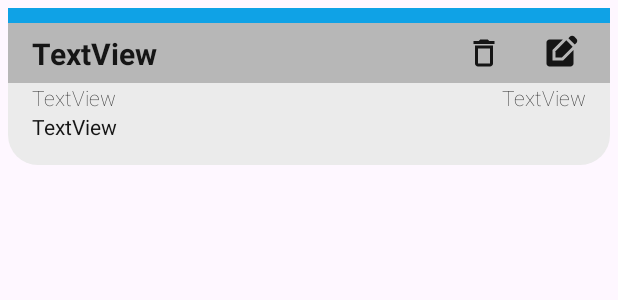
After one commit to zigakk03/TimeKeeper, an Android app: the layout notification.xml on its own in the app's theme, with its tools: preview values and no code run, on a phone screen of 412 x 824 dp. The commit adds this screen. Shown: the top 300 px of the screen. Run offline under Robolectric (Android 15) with nearby library versions, the phone set to English and light mode, and no system bars.

Commit message:
Design Notification

```diff
--- /dev/null
+++ b/app/src/main/res/drawable/baseline_edit_square_24.xml
@@ -0,0 +1,9 @@
+<vector xmlns:android="http://schemas.android.com/apk/res/android" android:height="24dp" android:tint="#151515" android:viewportHeight="24" android:viewportWidth="24" android:width="24dp">
+
+    <path android:fillColor="@android:color/white" android:pathData="M7,17V9.93L13.93,3l0,0H5C3.9,3 3,3.9 3,5v14c0,1.1 0.9,2 2,2h14c1.1,0 2,-0.9 2,-2v-8.93L14.07,17H7z"/>
+
+    <path android:fillColor="@android:color/white" android:pathData="M9,15l4.24,0l7.2,-7.2l-4.24,-4.24l-7.2,7.2z"/>
+
+    <path android:fillColor="@android:color/white" android:pathData="M22.91,2.49l-1.41,-1.41c-0.78,-0.78 -2.05,-0.78 -2.83,0l-1.06,1.06l4.24,4.24l1.06,-1.06C23.7,4.54 23.7,3.27 22.91,2.49z"/>
+
+</vector>
--- /dev/null
+++ b/app/src/main/res/drawable/outline_delete_24.xml
@@ -0,0 +1,5 @@
+<vector xmlns:android="http://schemas.android.com/apk/res/android" android:height="24dp" android:tint="#151515" android:viewportHeight="24" android:viewportWidth="24" android:width="24dp">
+
+    <path android:fillColor="@android:color/white" android:pathData="M16,9v10H8V9h8m-1.5,-6h-5l-1,1H5v2h14V4h-3.5l-1,-1zM18,7H6v12c0,1.1 0.9,2 2,2h8c1.1,0 2,-0.9 2,-2V7z"/>
+
+</vector>
--- /dev/null
+++ b/app/src/main/res/drawable/rounded_bottom_corners.xml
@@ -0,0 +1,5 @@
+<?xml version="1.0" encoding="utf-8"?>
+<shape xmlns:android="http://schemas.android.com/apk/res/android">
+    <corners android:bottomLeftRadius="20dp" android:bottomRightRadius="20dp" />
+    <solid android:color="@color/white" />
+</shape>
--- /dev/null
+++ b/app/src/main/res/layout/notification.xml
@@ -0,0 +1,116 @@
+<?xml version="1.0" encoding="utf-8"?>
+<androidx.constraintlayout.widget.ConstraintLayout xmlns:android="http://schemas.android.com/apk/res/android"
+    xmlns:app="http://schemas.android.com/apk/res-auto"
+    xmlns:tools="http://schemas.android.com/tools"
+    android:id="@+id/notificationView"
+    android:layout_width="match_parent"
+    android:layout_height="wrap_content"
+    android:layout_margin="5dp"
+    android:elevation="5dp">
+
+    <View
+        android:id="@+id/vColorStrip"
+        android:layout_width="0dp"
+        android:layout_height="10dp"
+        android:background="@color/accent"
+        app:layout_constraintEnd_toEndOf="parent"
+        app:layout_constraintStart_toStartOf="parent"
+        app:layout_constraintTop_toTopOf="parent" />
+
+    <View
+        android:id="@+id/vTitle"
+        android:layout_width="0dp"
+        android:layout_height="40dp"
+        android:background="@color/silver"
+        app:layout_constraintEnd_toEndOf="parent"
+        app:layout_constraintHorizontal_bias="1.0"
+        app:layout_constraintStart_toStartOf="parent"
+        app:layout_constraintTop_toBottomOf="@+id/vColorStrip" />
+
+    <View
+        android:id="@+id/vContent"
+        android:layout_width="0dp"
+        android:layout_height="0dp"
+        android:background="@drawable/rounded_bottom_corners"
+        app:layout_constraintBottom_toBottomOf="parent"
+        app:layout_constraintEnd_toEndOf="parent"
+        app:layout_constraintStart_toStartOf="parent"
+        app:layout_constraintTop_toBottomOf="@+id/vTitle" />
+
+    <TextView
+        android:id="@+id/tvTitle"
+        android:layout_width="0dp"
+        android:layout_height="wrap_content"
+        android:layout_marginStart="16dp"
+        android:layout_marginEnd="16dp"
+        android:text="TextView"
+        android:textColor="@color/black"
+        android:textSize="20sp"
+        android:textStyle="bold"
+        app:layout_constraintBottom_toBottomOf="@+id/vTitle"
+        app:layout_constraintEnd_toStartOf="@+id/btnDelete"
+        app:layout_constraintStart_toStartOf="@+id/vTitle"
+        app:layout_constraintTop_toTopOf="@+id/vTitle" />
+
+    <ImageButton
+        android:id="@+id/btnDelete"
+        android:layout_width="wrap_content"
+        android:layout_height="wrap_content"
+        android:layout_marginEnd="16dp"
+        android:background="@color/empty"
+        android:padding="5dp"
+        android:src="@drawable/outline_delete_24"
+        app:layout_constraintBottom_toBottomOf="@+id/vTitle"
+        app:layout_constraintEnd_toStartOf="@+id/btnEdit"
+        app:layout_constraintTop_toTopOf="@+id/vTitle" />
+
+    <ImageButton
+        android:id="@+id/btnEdit"
+        android:layout_width="wrap_content"
+        android:layout_height="wrap_content"
+        android:layout_marginEnd="16dp"
+        android:background="@color/empty"
+        android:padding="5dp"
+        android:src="@drawable/baseline_edit_square_24"
+        app:layout_constraintBottom_toBottomOf="@+id/vTitle"
+        app:layout_constraintEnd_toEndOf="@+id/vTitle"
+        app:layout_constraintTop_toTopOf="@+id/vTitle" />
+
+    <TextView
+        android:id="@+id/tvTime"
+        android:layout_width="wrap_content"
+        android:layout_height="wrap_content"
+        android:layout_marginStart="16dp"
+        android:fontFamily="sans-serif-thin"
+        android:text="TextView"
+        android:textAllCaps="false"
+        android:textColor="@color/black"
+        app:layout_constraintStart_toStartOf="@+id/vContent"
+        app:layout_constraintTop_toTopOf="@+id/vContent" />
+
+    <TextView
+        android:id="@+id/tvDate"
+        android:layout_width="wrap_content"
+        android:layout_height="wrap_content"
+        android:layout_marginEnd="16dp"
+        android:fontFamily="sans-serif-thin"
+        android:text="TextView"
+        android:textColor="@color/black"
+        app:layout_constraintEnd_toEndOf="@+id/vContent"
+        app:layout_constraintTop_toTopOf="@+id/vContent" />
+
+    <TextView
+        android:id="@+id/tvDescription"
+        android:layout_width="0dp"
+        android:layout_height="wrap_content"
+        android:layout_marginStart="16dp"
+        android:layout_marginEnd="16dp"
+        android:layout_marginBottom="16dp"
+        android:text="TextView"
+        android:textColor="@color/black"
+        app:layout_constraintBottom_toBottomOf="@+id/vContent"
+        app:layout_constraintEnd_toEndOf="parent"
+        app:layout_constraintStart_toStartOf="parent"
+        app:layout_constraintTop_toBottomOf="@+id/tvTime" />
+
+</androidx.constraintlayout.widget.ConstraintLayout>
--- a/app/src/main/res/values/colors.xml
+++ b/app/src/main/res/values/colors.xml
@@ -6,4 +6,5 @@
     <color name="jet">#FF353535</color>
     <color name="gray">#FF767676</color>
     <color name="silver">#FFB7B7B7</color>
+    <color name="empty">#00000000</color>
 </resources>
```
